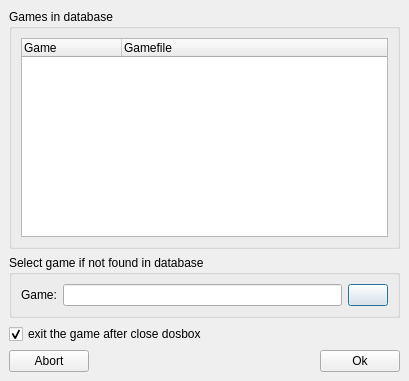
Old version of the form ui/games.ui in the repository LasDesu/DBoxFE.
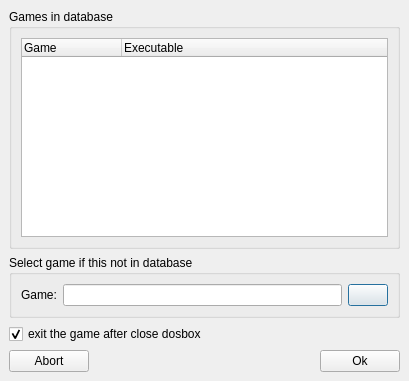
New version of the form. Icons and pictures are not drawn.

```diff
--- a/ui/games.ui
+++ b/ui/games.ui
@@ -64,7 +64,7 @@
           </column>
           <column>
            <property name="text" >
-            <string>Gamefile</string>
+            <string>Executable</string>
            </property>
           </column>
          </widget>
@@ -75,7 +75,7 @@
      <item row="1" column="0" >
       <widget class="QGroupBox" name="gBoxNoGameInDb" >
        <property name="title" >
-        <string>Select game if not found in database</string>
+        <string>Select game if this not in database</string>
        </property>
        <layout class="QGridLayout" >
         <property name="margin" >
```
